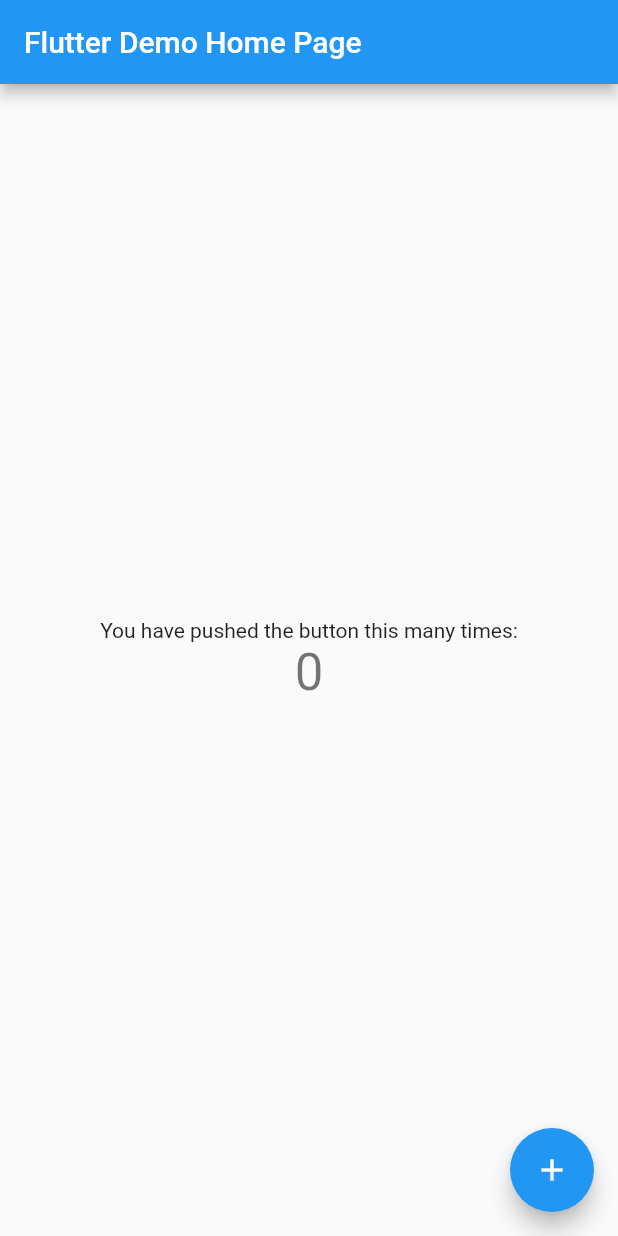
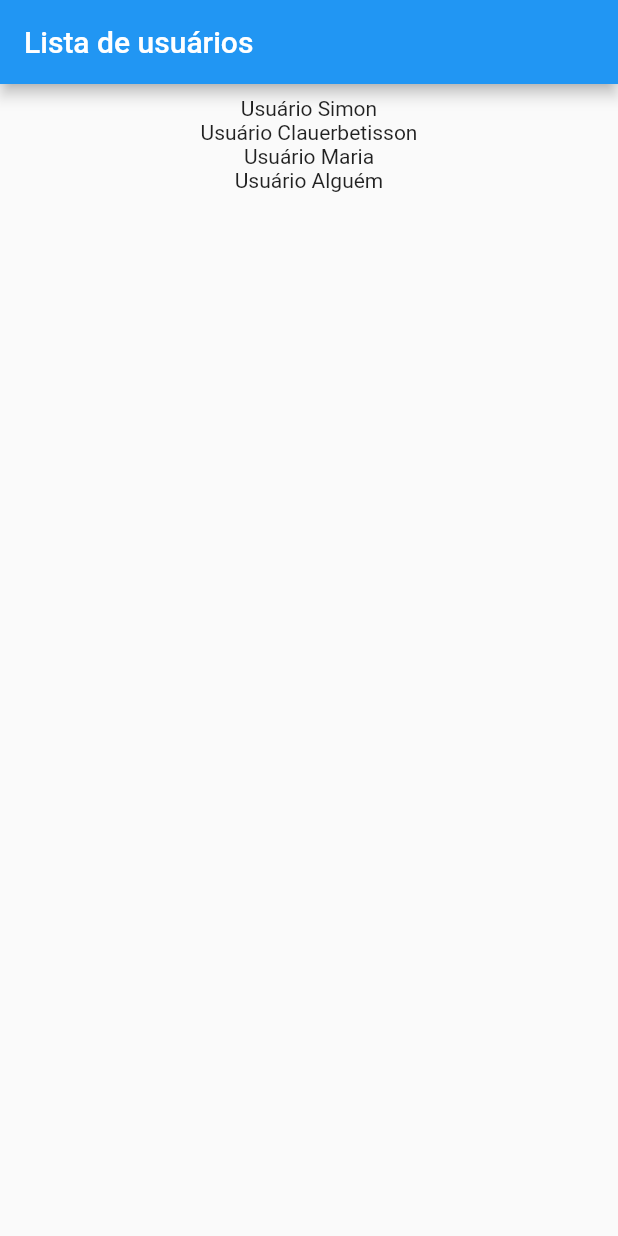
Before and after one commit to SimonViegas/cod3r_flutter_crud, a Flutter app: the screen it shows after launch, on a phone screen of 412 x 824 dp. Run offline on Flutter 3.47's test engine with Material 2 defaults, Android fonts, the phone set to English and light mode, and no system bars.

Commit message:
Adicionado view:user_list e ajustado nomenclatura da data mockada)

```diff
--- a/lib/main.dart
+++ b/lib/main.dart
@@ -1,4 +1,5 @@
 import 'package:flutter/material.dart';
+import 'views/user_list.dart';
 
 void main() {
   runApp(const MyApp());
@@ -7,109 +8,15 @@ void main() {
 class MyApp extends StatelessWidget {
   const MyApp({Key? key}) : super(key: key);
 
-  // This widget is the root of your application.
   @override
   Widget build(BuildContext context) {
     return MaterialApp(
       title: 'Flutter Demo',
       theme: ThemeData(
-        // This is the theme of your application.
-        //
-        // Try running your application with "flutter run". You'll see the
-        // application has a blue toolbar. Then, without quitting the app, try
-        // changing the primarySwatch below to Colors.green and then invoke
-        // "hot reload" (press "r" in the console where you ran "flutter run",
-        // or simply save your changes to "hot reload" in a Flutter IDE).
-        // Notice that the counter didn't reset back to zero; the application
-        // is not restarted.
         primarySwatch: Colors.blue,
       ),
-      home: const MyHomePage(title: 'Flutter Demo Home Page'),
+      debugShowCheckedModeBanner: false,
+      home: const UserList(),
     );
   }
 }
-
-class MyHomePage extends StatefulWidget {
-  const MyHomePage({Key? key, required this.title}) : super(key: key);
-
-  // This widget is the home page of your application. It is stateful, meaning
-  // that it has a State object (defined below) that contains fields that affect
-  // how it looks.
-
-  // This class is the configuration for the state. It holds the values (in this
-  // case the title) provided by the parent (in this case the App widget) and
-  // used by the build method of the State. Fields in a Widget subclass are
-  // always marked "final".
-
-  final String title;
-
-  @override
-  State<MyHomePage> createState() => _MyHomePageState();
-}
-
-class _MyHomePageState extends State<MyHomePage> {
-  int _counter = 0;
-
-  void _incrementCounter() {
-    setState(() {
-      // This call to setState tells the Flutter framework that something has
-      // changed in this State, which causes it to rerun the build method below
-      // so that the display can reflect the updated values. If we changed
-      // _counter without calling setState(), then the build method would not be
-      // called again, and so nothing would appear to happen.
-      _counter++;
-    });
-  }
-
-  @override
-  Widget build(BuildContext context) {
-    // This method is rerun every time setState is called, for instance as done
-    // by the _incrementCounter method above.
-    //
-    // The Flutter framework has been optimized to make rerunning build methods
-    // fast, so that you can just rebuild anything that needs updating rather
-    // than having to individually change instances of widgets.
-    return Scaffold(
-      appBar: AppBar(
-        // Here we take the value from the MyHomePage object that was created by
-        // the App.build method, and use it to set our appbar title.
-        title: Text(widget.title),
-      ),
-      body: Center(
-        // Center is a layout widget. It takes a single child and positions it
-        // in the middle of the parent.
-        child: Column(
-          // Column is also a layout widget. It takes a list of children and
-          // arranges them vertically. By default, it sizes itself to fit its
-          // children horizontally, and tries to be as tall as its parent.
-          //
-          // Invoke "debug painting" (press "p" in the console, choose the
-          // "Toggle Debug Paint" action from the Flutter Inspector in Android
-          // Studio, or the "Toggle Debug Paint" command in Visual Studio Code)
-          // to see the wireframe for each widget.
-          //
-          // Column has various properties to control how it sizes itself and
-          // how it positions its children. Here we use mainAxisAlignment to
-          // center the children vertically; the main axis here is the vertical
-          // axis because Columns are vertical (the cross axis would be
-          // horizontal).
-          mainAxisAlignment: MainAxisAlignment.center,
-          children: <Widget>[
-            const Text(
-              'You have pushed the button this many times:',
-            ),
-            Text(
-              '$_counter',
-              style: Theme.of(context).textTheme.headline4,
-            ),
-          ],
-        ),
-      ),
-      floatingActionButton: FloatingActionButton(
-        onPressed: _incrementCounter,
-        tooltip: 'Increment',
-        child: const Icon(Icons.add),
-      ), // This trailing comma makes auto-formatting nicer for build methods.
-    );
-  }
-}
--- /dev/null
+++ b/lib/views/user_list.dart
@@ -0,0 +1,25 @@
+import 'package:flutter/material.dart';
+import '../data/dummy_users.dart';
+
+class UserList extends StatelessWidget {
+  const UserList({Key? key}) : super(key: key);
+
+  @override
+  Widget build(BuildContext context) {
+    const users = {...DUMMY_USERS};
+
+    return Scaffold(
+      appBar: AppBar(
+        title: const Text('Lista de usuários'),
+      ),
+      body: ListView.builder(
+        padding: const EdgeInsets.all(8),
+        itemCount: users.length,
+        itemBuilder: (context, index) {
+          return Center(
+              child: Text('Usuário ${users.values.elementAt(index).name}'));
+        },
+      ),
+    );
+  }
+}
```
Also changed, not shown: lib/models/dummy_users.dart (deleted, +0 -32 lines), lib/data/dummy_users.dart (renamed from lib/data/dammy_users.dart).
